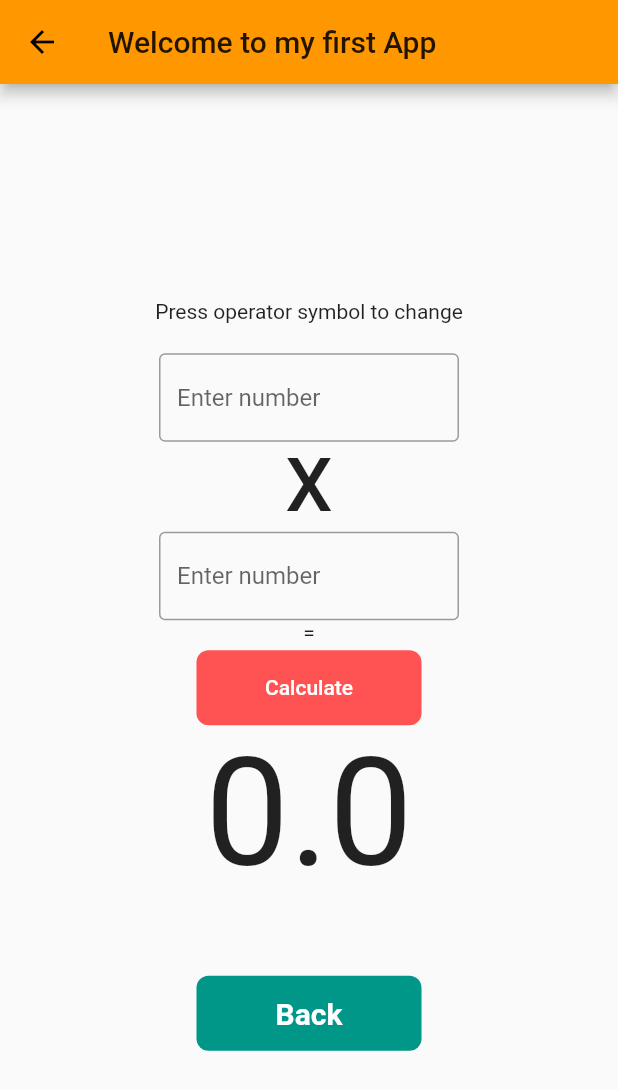
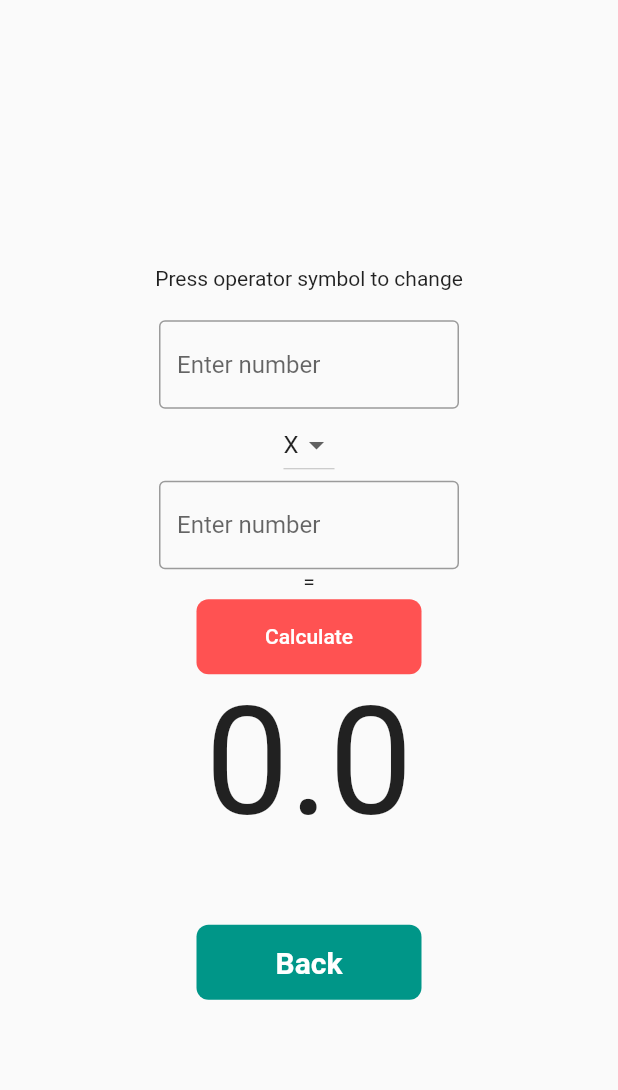
Before and after one commit to Rorschach234/first_flutter_app, a Flutter app: the HomePage screen opened directly, after a tap on "Calculate", on a phone screen of 412 x 824 dp. Shown: the top 1090 px of the screen. Run offline on Flutter 3.47's test engine with Material 2 defaults, Android fonts, the phone set to English and light mode, and no system bars.

Commit message:
adding devided function and using drop down menu to change operator

```diff
--- a/lib/firstApp_brain.dart
+++ b/lib/firstApp_brain.dart
@@ -17,4 +17,8 @@ class FirstAppBrain {
     return num1 + num2;
   }
 
+  devidedNumbers(){
+    return num1 / num2;
+  }
+
 }
--- a/lib/home_page.dart
+++ b/lib/home_page.dart
@@ -7,9 +7,7 @@ class HomePage extends StatelessWidget {
   @override
   Widget build(BuildContext context) {
     return Scaffold(
-      appBar: AppBar(
-        title: Text('Welcome to my first App'),
-      ),
+
       body: NumberTest(),
     );
   }
@@ -30,6 +28,7 @@ class _NumberTestState extends State<NumberTest> {
 
   double result = 0;
   String operator = 'X';
+
 
 
 
@@ -57,25 +56,49 @@ class _NumberTestState extends State<NumberTest> {
               ),
             ),
           ),
-          FlatButton(
-            onPressed: (){
-              setState(() {
-                if(operator == 'X'){
-                  operator = '+';
-                }else {
-                  operator = 'X';
-                }
-              });
-            },
-            child: SizedBox(
-              height: 60,
-              child: Text(
-                operator, style: TextStyle(
-                fontSize: 50
-              ),
-              ),
+          Container(
+            child: DropdownButton<String>(
+              value: operator,
+              items: [
+                DropdownMenuItem(
+                  child: Text('X'),
+                  value: 'X',
+                ),
+                DropdownMenuItem(
+                  child: Text('+'),
+                  value: '+',
+                ),
+                DropdownMenuItem(
+                  child: Text('/'),
+                  value: '/',
+                ),
+              ],
+              onChanged: (value){
+                setState(() {
+                  operator = value;
+                });
+              },
             ),
           ),
+//          FlatButton(
+//            onPressed: (){
+//              setState(() {
+//                if(operator == 'X'){
+//                  operator = '+';
+//                }else {
+//                  operator = 'X';
+//                }
+//              });
+//            },
+//            child: SizedBox(
+//              height: 60,
+//              child: Text(
+//                operator, style: TextStyle(
+//                fontSize: 50
+//              ),
+//              ),
+//            ),
+//          ),
           Container(
             width: 200,
             child: TextField(
@@ -96,12 +119,14 @@ class _NumberTestState extends State<NumberTest> {
               setState(() {
 
 
-                FirstAppBrain multiple = FirstAppBrain(num1: double.parse(number1Controller.text), num2: double.parse(number2Controller.text));
+                FirstAppBrain firtsAppBrain = FirstAppBrain(num1: double.parse(number1Controller.text), num2: double.parse(number2Controller.text));
 
                 if(operator == 'X') {
-                  result = multiple.multipleNumbers();
-                } else {
-                  result = multiple.addingNumbers();
+                  result = firtsAppBrain.multipleNumbers();
+                } else if( operator == '+') {
+                  result = firtsAppBrain.addingNumbers();
+                } else{
+                  result = firtsAppBrain.devidedNumbers();
                 }
 
               });
```
Also changed, not shown: lib/main.dart (+8 -2 lines), lib/todoListPage.dart (+8 -2 lines).
